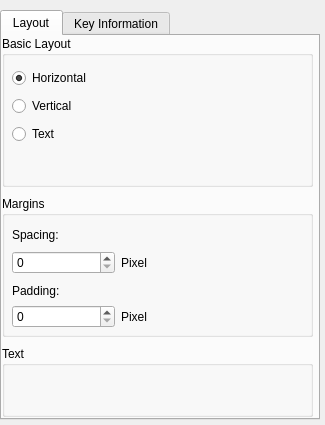
First picture: the form in contents/ui/config.ui, repository xdarklight/keystate-plasmoid, before the edit.
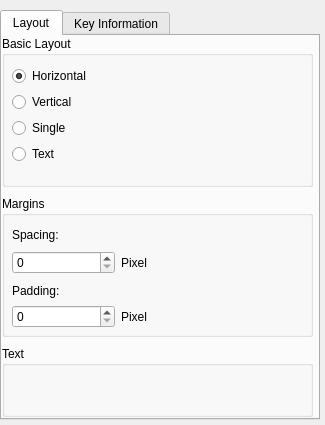
Second picture: the form after the edit. Custom widgets are drawn as their Qt base class.

Commit message: add a "single" layout

Diff of the .ui file:
```diff
--- a/contents/ui/config.ui
+++ b/contents/ui/config.ui
@@ -62,7 +62,7 @@
         <x>10</x>
         <y>30</y>
         <width>291</width>
-        <height>81</height>
+        <height>98</height>
        </rect>
       </property>
       <layout class="QVBoxLayout" name="verticalLayout">
@@ -86,6 +86,13 @@
          </property>
         </widget>
        </item>
+       <item>
+        <widget class="QRadioButton" name="kcfg_SingleLayout">
+         <property name="text">
+          <string>Single</string>
+         </property>
+        </widget>
+       </item>
        <item>
         <widget class="QRadioButton" name="kcfg_TextLayout">
          <property name="text">
```
The commit also changes 5 other files.
